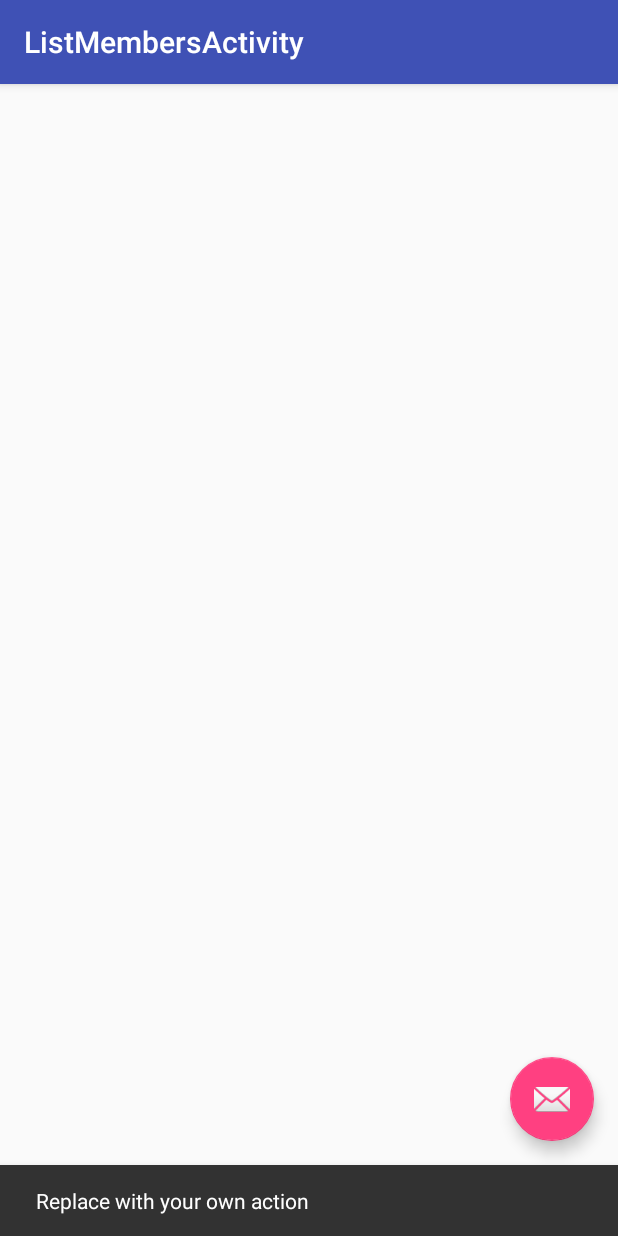
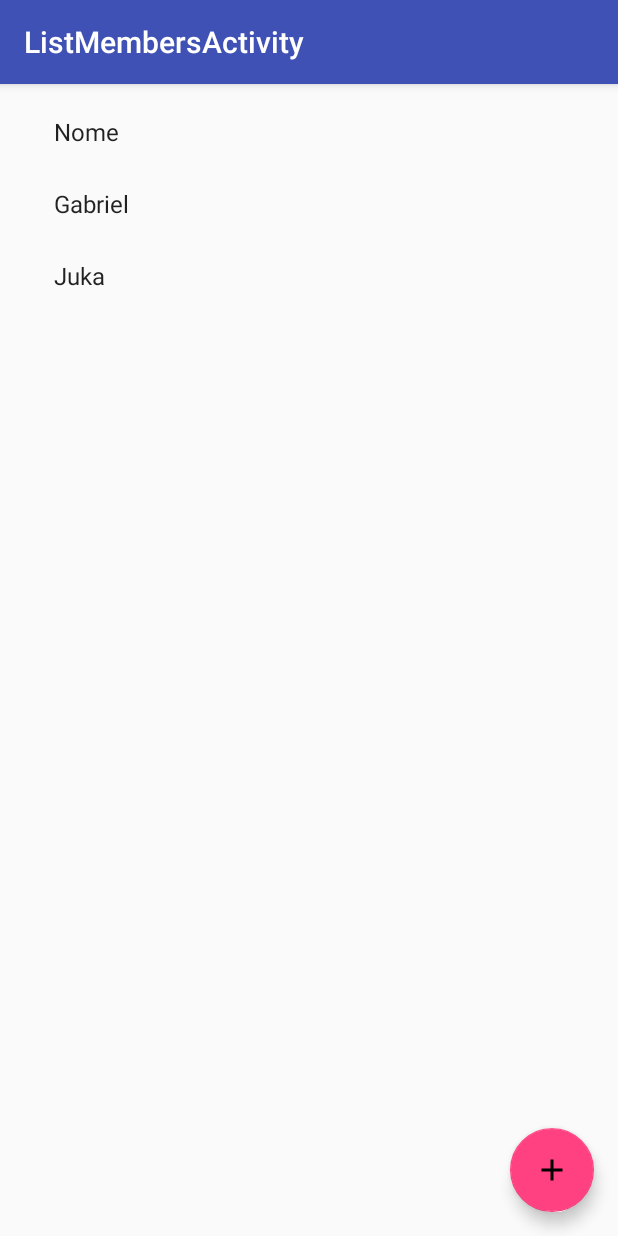
Before and after one commit to helderfalcao/daily_kotlin, an Android app: the ListMembersActivity screen opened directly, with no data from a screen before it, after a tap on an icon or button, on a phone screen of 412 x 824 dp. Run offline under Robolectric (Android 15) with nearby library versions, the phone set to English and light mode, and no system bars.

Commit message:
Ajusta fragment

```diff
--- a/app/src/main/java/bgsong/com/br/dojokotlin/CreateMemberActivity.kt
+++ b/app/src/main/java/bgsong/com/br/dojokotlin/CreateMemberActivity.kt
@@ -15,8 +15,7 @@ class CreateMemberActivity : AppCompatActivity() {
         setContentView(R.layout.activity_create_member)
 
         val adapterCargo = ArrayAdapter(this, android.R.layout.simple_spinner_item, list_cargo);
-        spinner!!.adapter = adapterCargo
-
+        spinner.adapter = adapterCargo
 
         fabCreateMember.setOnClickListener {
             createNewMember()
@@ -29,6 +28,5 @@ class CreateMemberActivity : AppCompatActivity() {
         val role = spinner.selectedItem.toString()
 
         val member = Member(name, email, role)
-
     }
 }
--- a/app/src/main/java/bgsong/com/br/dojokotlin/ListMembersActivity.kt
+++ b/app/src/main/java/bgsong/com/br/dojokotlin/ListMembersActivity.kt
@@ -1,5 +1,6 @@
 package bgsong.com.br.dojokotlin
 
+import android.content.Intent
 import android.os.Bundle
 import android.support.design.widget.Snackbar
 import android.support.v7.app.AppCompatActivity
@@ -13,10 +14,10 @@ class ListMembersActivity : AppCompatActivity() {
         setContentView(R.layout.activity_list_members)
         setSupportActionBar(toolbar)
 
-        fabCreateMember.setOnClickListener { view ->
-            Snackbar.make(view, "Replace with your own action", Snackbar.LENGTH_LONG)
-                    .setAction("Action", null).show()
+        fabCreateMember.setOnClickListener {
+            startActivity(Intent(this, ListMembersActivity::class.java))
         }
+
         val fragment = ListMembersActivityFragment()
         val fragTransaction = supportFragmentManager.beginTransaction()
         fragTransaction.add(R.id.fragment, fragment)
--- a/app/src/main/java/bgsong/com/br/dojokotlin/ListMembersActivityFragment.kt
+++ b/app/src/main/java/bgsong/com/br/dojokotlin/ListMembersActivityFragment.kt
@@ -2,6 +2,7 @@ package bgsong.com.br.dojokotlin
 
 import android.os.Bundle
 import android.support.v4.app.Fragment
+import android.support.v7.widget.LinearLayoutManager
 import android.view.LayoutInflater
 import android.view.View
 import android.view.ViewGroup
@@ -14,18 +15,21 @@ import kotlinx.android.synthetic.main.fragment_list_members.*
  */
 class ListMembersActivityFragment : Fragment() {
 
-    var listMembers = arrayOf(Member("Nome", "", ""),
+    val listMembers = arrayOf(Member("Nome", "", ""),
             Member("Gabriel", "", ""),
-            Member("Juka", "", "")).toList();
+            Member("Juka", "", "")).toList()
 
     override fun onCreateView(inflater: LayoutInflater, container: ViewGroup?,
                               savedInstanceState: Bundle?): View? {
         val view = inflater.inflate(R.layout.fragment_list_members, container, false)
-        return view;
+
+        return view
     }
 
     override fun onActivityCreated(savedInstanceState: Bundle?) {
         super.onActivityCreated(savedInstanceState)
+
+        recyclerMember.layoutManager = LinearLayoutManager(activity)
         recyclerMember.adapter = MembersAdapter(listMembers, activity)
     }
 }
--- a/app/src/main/java/bgsong/com/br/dojokotlin/adapter/MembersAdapter.kt
+++ b/app/src/main/java/bgsong/com/br/dojokotlin/adapter/MembersAdapter.kt
@@ -11,8 +11,9 @@ class MembersAdapter(private val memberList: List<Member>,
                      private val context: Context) : RecyclerView.Adapter<MembersAdapter.ViewHolder>() {
 
     override fun onBindViewHolder(holder: ViewHolder, position: Int) {
-        var member = memberList.get(position)
-        holder.memberName.text = member.name;
+        val member = memberList[position]
+
+        holder.memberName.text = member.name
     }
 
     override fun getItemCount(): Int {
@@ -22,11 +23,12 @@ class MembersAdapter(private val memberList: List<Member>,
     override fun onCreateViewHolder(parent: ViewGroup, viewType: Int): ViewHolder {
         val view = LayoutInflater.from(context).inflate(android.R.layout.simple_list_item_1,
                 parent, false)
+
         return ViewHolder(view.findViewById(android.R.id.text1))
     }
 
     class ViewHolder(memberViewHolder: TextView) : RecyclerView.ViewHolder(memberViewHolder) {
-        val memberName = memberViewHolder;
+        val memberName = memberViewHolder
     }
 
 }
--- a/app/src/main/res/layout/activity_list_members.xml
+++ b/app/src/main/res/layout/activity_list_members.xml
@@ -28,6 +28,6 @@
         android:layout_height="wrap_content"
         android:layout_gravity="bottom|end"
         android:layout_margin="@dimen/fab_margin"
-        app:srcCompat="@android:drawable/ic_dialog_email" />
+        app:srcCompat="@drawable/ic_add_24dp" />
 
 </android.support.design.widget.CoordinatorLayout>
--- a/app/src/main/res/layout/content_list_members.xml
+++ b/app/src/main/res/layout/content_list_members.xml
@@ -1,8 +1,7 @@
-<fragment xmlns:android="http://schemas.android.com/apk/res/android"
+<FrameLayout xmlns:android="http://schemas.android.com/apk/res/android"
     xmlns:app="http://schemas.android.com/apk/res-auto"
     xmlns:tools="http://schemas.android.com/tools"
     android:id="@+id/fragment"
-    android:name="bgsong.com.br.dojokotlin.ListMembersActivityFragment"
     android:layout_width="match_parent"
     android:layout_height="match_parent"
     app:layout_behavior="@string/appbar_scrolling_view_behavior"
--- a/app/src/main/res/layout/fragment_list_members.xml
+++ b/app/src/main/res/layout/fragment_list_members.xml
@@ -8,17 +8,17 @@
         tools:context="bgsong.com.br.dojokotlin.ListMembersActivityFragment"
         tools:showIn="@layout/activity_list_members">
 
+    <android.support.v7.widget.RecyclerView
+        android:id="@+id/recyclerMember"
+        android:layout_width="372dp"
+        android:layout_height="0dp"
+        android:layout_marginBottom="8dp"
+        android:layout_marginEnd="8dp"
+        android:layout_marginStart="8dp"
+        android:layout_marginTop="8dp"
+        app:layout_constraintBottom_toBottomOf="parent"
+        app:layout_constraintEnd_toEndOf="parent"
+        app:layout_constraintStart_toStartOf="parent"
+        app:layout_constraintTop_toTopOf="parent" />
 
-    <android.support.v7.widget.RecyclerView
-            android:id="@+id/recyclerMember"
-            android:layout_width="0dp"
-            android:layout_height="0dp"
-            app:layout_constraintTop_toTopOf="parent"
-            app:layout_constraintStart_toStartOf="parent"
-            app:layout_constraintBottom_toBottomOf="parent"
-            app:layout_constraintEnd_toEndOf="parent"
-            android:layout_marginTop="8dp"
-            android:layout_marginStart="8dp"
-            android:layout_marginBottom="8dp"
-            android:layout_marginEnd="8dp"/>
 </android.support.constraint.ConstraintLayout>
```
